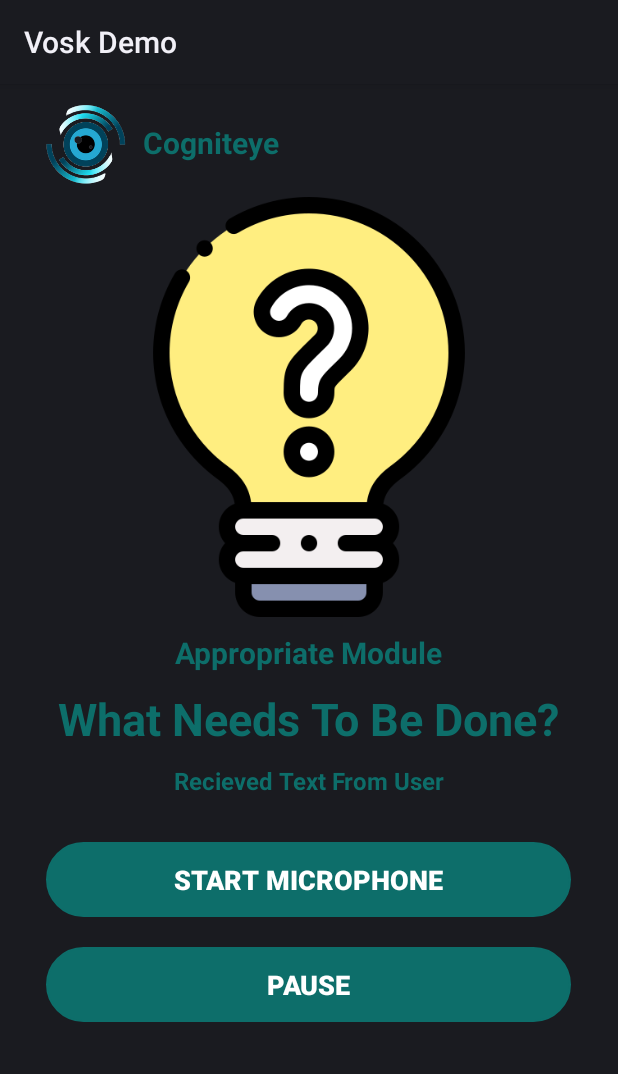
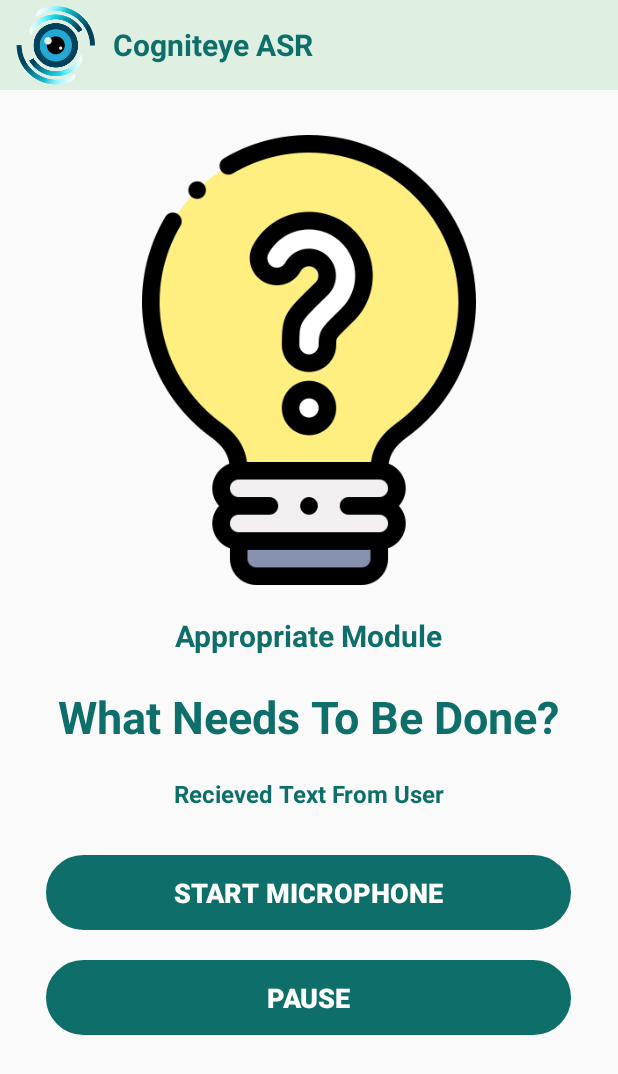
Before and after one commit to MhmudAlpurd/Buddy, an Android app: the screen it shows after launch (VoskActivity), on a phone screen of 412 x 824 dp. Shown: the top 1074 px of the screen. Run offline under Robolectric (Android 15) with nearby library versions, the phone set to English and light mode, and no system bars; 2 statements that could not run were skipped.

Commit message:
changing madule images added

```diff
--- a/app/src/main/AndroidManifest.xml
+++ b/app/src/main/AndroidManifest.xml
@@ -2,7 +2,6 @@
 <manifest xmlns:android="http://schemas.android.com/apk/res/android"
     xmlns:tools="http://schemas.android.com/tools"
     package="org.vosk.demo">
-
     <uses-permission android:name="android.permission.WRITE_EXTERNAL_STORAGE" />
     <uses-permission android:name="android.permission.RECORD_AUDIO" />
 
@@ -11,6 +10,7 @@
         android:icon="@drawable/icon"
         android:label="@string/app_name"
         android:dataExtractionRules="@xml/data_extraction_rules"
+        android:theme="@style/AppTheme.NoActionBar"
         tools:targetApi="s">
         <activity
             android:name="VoskActivity"
--- a/app/src/main/java/org/vosk/demo/VoskActivity.java
+++ b/app/src/main/java/org/vosk/demo/VoskActivity.java
@@ -22,6 +22,7 @@ import android.os.Bundle;
 import android.text.method.ScrollingMovementMethod;
 import android.util.Log;
 import android.widget.Button;
+import android.widget.ImageView;
 import android.widget.TextView;
 import android.widget.ToggleButton;
 
@@ -45,6 +46,7 @@ import java.util.Date;
 
 import androidx.annotation.NonNull;
 import androidx.annotation.RequiresApi;
+import androidx.appcompat.app.AppCompatActivity;
 import androidx.core.app.ActivityCompat;
 import androidx.core.content.ContextCompat;
 
@@ -66,17 +68,20 @@ public class VoskActivity extends Activity implements
     private TextView moduletask;
     private TextView modulename;
     private TextView recievedcommand;
+    private ImageView img_module;
     COMMANDREC find_required_madule = new COMMANDREC();
 
     @Override
     public void onCreate(Bundle state) {
         super.onCreate(state);
+
         setContentView(R.layout.main);
         Log.v("result", "onCreate");
         // Setup layout
         moduletask = findViewById(R.id.txt_moduletask);
         modulename = findViewById(R.id.txt_madulename);
         recievedcommand = findViewById(R.id.txt_recievedcommand);
+        img_module = findViewById(R.id.img_module);
 
         setUiState(STATE_START);
 
@@ -290,33 +295,39 @@ public class VoskActivity extends Activity implements
                         modulename.setText(result[0] + " module is running!");
                         moduletask.setText("Reading ...");
                         recievedcommand.setText("Recognized command: " + res[3]);
+                        img_module.setBackgroundResource(R.drawable.text_reading_2);
                         break;
                     case "Scene Description":
                         modulename.setText(result[0] + " module is running!");
                         moduletask.setText("Describing the scene");
                         recievedcommand.setText("Recognized command: " + res[3]);
+                        img_module.setBackgroundResource(R.drawable.scene_desc);
                         break;
                 case "Finding Object":
                     modulename.setText(result[0] + " module is running!");
                     moduletask.setText("Finding the "+ result[1]);
                     recievedcommand.setText("Recognized command: " + res[3]);
+                    img_module.setBackgroundResource(R.drawable.obj_detection);
                     break;
                 default:
                     modulename.setText("Appropriate Module");
                     moduletask.setText("What Needs To Be Done?");
                     recievedcommand.setText("Recieved Text From User");
+                    img_module.setBackgroundResource(R.drawable.question);
 
             }
             }else {
             modulename.setText("No modules enabled");
             moduletask.setText("Repeat Your Command!");
             recievedcommand.setText("Recognized command: " + res[3]);
+            img_module.setBackgroundResource(R.drawable.question);
         }
 
     }else {
             modulename.setText("No modules enabled");
             moduletask.setText("Repeat Your Command!");
             recievedcommand.setText("Recognized command: " + res[3]);
+            img_module.setBackgroundResource(R.drawable.question);
     }
     }
 
--- a/app/src/main/res/layout/main.xml
+++ b/app/src/main/res/layout/main.xml
@@ -9,32 +9,35 @@
         android:layout_width="match_parent"
         android:layout_height="wrap_content"
         android:orientation="horizontal"
+        android:background="#dff0e3"
         >
         <ImageView
-            android:layout_marginLeft="20dp"
+            android:layout_gravity="center_vertical"
             android:layout_width="75dp"
             android:layout_height="60dp"
-            android:src="@drawable/cogniteye"
-            android:layout_marginTop="10dp"/>
+
+            android:src="@drawable/cogniteye"/>
+
         <TextView
+            android:layout_gravity="center_vertical"
             android:layout_width="wrap_content"
             android:layout_height="wrap_content"
-            android:textAlignment="center"
-            android:text="Cogniteye"
+            android:text="Cogniteye ASR"
             android:textColor="#0d6e6a"
             android:textSize="20dp"
-            android:textStyle="bold"
-            android:layout_marginTop="25dp"/>
+            android:textStyle="bold"/>
 
     </LinearLayout>
 
     <ImageView
+        android:layout_gravity="center_horizontal"
         android:id="@+id/img_module"
-        android:layout_width="400dp"
-        android:layout_height="280dp"
-        android:src="@drawable/question"
-        android:layout_marginTop="5dp"/>
+        android:layout_width="300dp"
+        android:layout_height="300dp"
+        android:background="@drawable/question"
+        android:layout_marginTop="30dp"/>
     <TextView
+        android:layout_gravity="center_horizontal"
         android:id="@+id/txt_madulename"
         android:layout_width="wrap_content"
         android:layout_height="wrap_content"
@@ -42,8 +45,9 @@
         android:textColor="#0d6e6a"
         android:textSize="20dp"
         android:textStyle="bold"
-        android:layout_marginTop="10dp"/>
+        android:layout_marginTop="20dp"/>
     <TextView
+        android:layout_gravity="center_horizontal"
         android:id="@+id/txt_moduletask"
         android:layout_width="wrap_content"
         android:layout_height="wrap_content"
@@ -51,11 +55,12 @@
         android:textColor="#0d6e6a"
         android:textSize="30dp"
         android:textStyle="bold"
-        android:layout_marginTop="10dp"/>
+        android:layout_marginTop="20dp"/>
 
     <TextView
+        android:layout_gravity="center_horizontal"
         android:id="@+id/txt_recievedcommand"
-        android:layout_marginTop="10dp"
+        android:layout_marginTop="20dp"
         android:layout_width="wrap_content"
         android:layout_height="wrap_content"
         android:text="Recieved Text From User"
--- a/app/src/main/res/values/strings.xml
+++ b/app/src/main/res/values/strings.xml
@@ -1,7 +1,7 @@
 <?xml version="1.0" encoding="utf-8"?>
 <resources>
 
-    <string name="app_name">Vosk Demo</string>
+    <string name="app_name">Cogniteye ASR</string>
     <string name="recognize_file">Recognize File</string>
     <string name="recognize_microphone">Start Microphone</string>
     <string name="stop_microphone">Stop Microphone</string>
--- a/app/src/main/res/values/styles.xml
+++ b/app/src/main/res/values/styles.xml
@@ -9,5 +9,13 @@
         <item name="windowNoTitle">true</item>
         <item name="android:windowFullscreen">true</item>
     </style>
+    <style name="AppTheme.NoActionBar" parent="Theme.AppCompat.Light.DarkActionBar">
+        <item name="windowActionBar">false</item>
+        <item name="windowNoTitle">true</item>
+        <item name="android:windowFullscreen">true</item>
+        <item name="colorPrimary">@color/colorPrimary</item>
+        <item name="colorPrimaryDark">@color/colorPrimaryDark</item>
+        <item name="colorAccent">@color/colorAccent</item>
+    </style>
 
 </resources>
```
Also changed, not shown: app/src/main/java/org/vosk/demo/COMMANDREC.java (+9 -3 lines).
